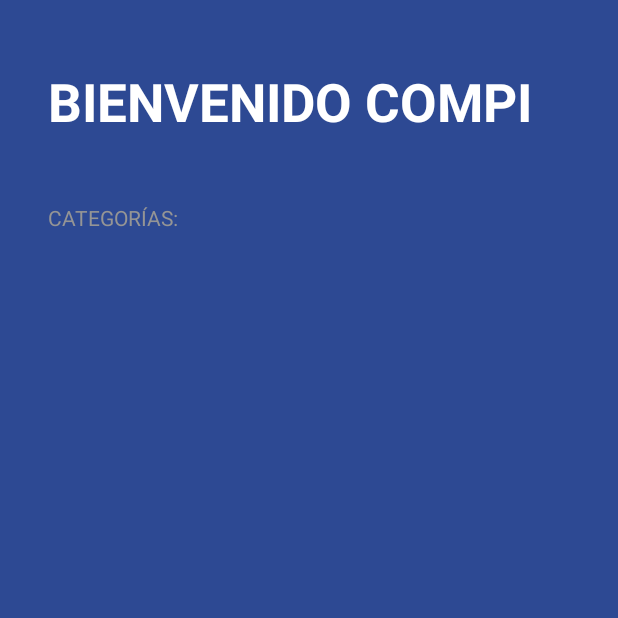
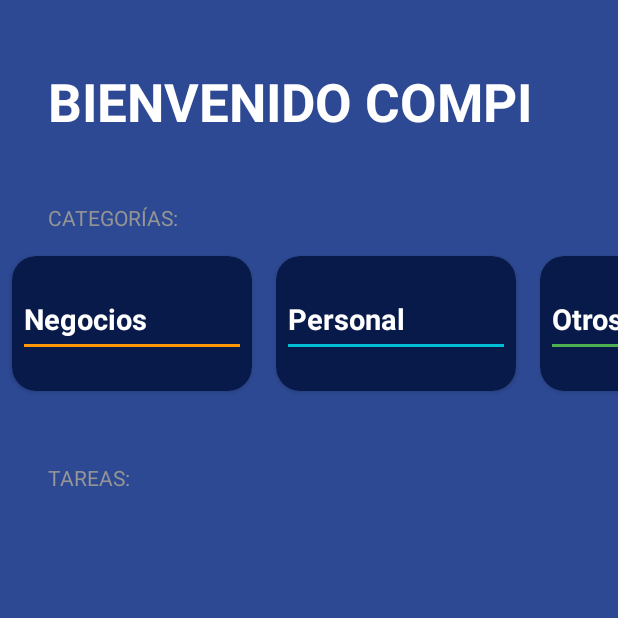
Before and after one commit to wmp84/AndroidMaster, an Android app: the TodoActivity screen opened directly, with no data from a screen before it, on a phone screen of 412 x 824 dp, the top half of it. Run offline under Robolectric (Android 15) with nearby library versions, the phone set to English and light mode, and no system bars.

Commit message:
TODO App 4

```diff
--- a/app/src/main/java/com/example/androidmaster/todoapp/CategoriesAdapter.kt
+++ b/app/src/main/java/com/example/androidmaster/todoapp/CategoriesAdapter.kt
@@ -1,20 +1,22 @@
 package com.example.androidmaster.todoapp
 
+import android.view.LayoutInflater
 import android.view.ViewGroup
 import androidx.recyclerview.widget.RecyclerView
+import com.example.androidmaster.R
 
 class CategoriesAdapter(private val categories: List<TaskCategory>) :
     RecyclerView.Adapter<CategoriesViewHolder>() {
     override fun onCreateViewHolder(parent: ViewGroup, viewType: Int): CategoriesViewHolder {
-        TODO("Not yet implemented")
+        val view =
+            LayoutInflater.from(parent.context).inflate(R.layout.item_task_category, parent, false)
+        return CategoriesViewHolder(view)
     }
 
-    override fun getItemCount(): Int {
-        TODO("Not yet implemented")
-    }
+    override fun getItemCount() = categories.size
 
     override fun onBindViewHolder(holder: CategoriesViewHolder, position: Int) {
-        TODO("Not yet implemented")
+        holder.render(categories[position])
     }
 
 }
--- a/app/src/main/java/com/example/androidmaster/todoapp/CategoriesViewHolder.kt
+++ b/app/src/main/java/com/example/androidmaster/todoapp/CategoriesViewHolder.kt
@@ -1,8 +1,46 @@
 package com.example.androidmaster.todoapp
 
 import android.view.View
+import android.widget.TextView
+import androidx.core.content.ContextCompat
 import androidx.recyclerview.widget.RecyclerView
+import com.example.androidmaster.R
 
-class CategoriesViewHolder(view: View):RecyclerView.ViewHolder(view) {
+class CategoriesViewHolder(view: View) : RecyclerView.ViewHolder(view) {
+    private val tvCategoryName: TextView = view.findViewById(R.id.tvCategoryName)
+    private val divider: View = view.findViewById(R.id.divider)
+    fun render(taskCategory: TaskCategory) {
 
+        when (taskCategory) {
+            TaskCategory.Business -> {
+                tvCategoryName.text = "Negocios"
+                divider.setBackgroundColor(
+                    ContextCompat.getColor(
+                        divider.context,
+                        R.color.todo_business_category
+                    )
+                )
+            }
+
+            TaskCategory.Other -> {
+                tvCategoryName.text = "Otros"
+                divider.setBackgroundColor(
+                    ContextCompat.getColor(
+                        divider.context,
+                        R.color.todo_other_category
+                    )
+                )
+            }
+
+            TaskCategory.Personal -> {
+                tvCategoryName.text = "Personal"
+                divider.setBackgroundColor(
+                    ContextCompat.getColor(
+                        divider.context,
+                        R.color.todo_personal_category
+                    )
+                )
+            }
+        }
+    }
 }
--- a/app/src/main/java/com/example/androidmaster/todoapp/TaskCategory.kt
+++ b/app/src/main/java/com/example/androidmaster/todoapp/TaskCategory.kt
@@ -4,4 +4,5 @@ sealed class TaskCategory {
     object Personal: TaskCategory()
     object Business: TaskCategory()
     object Other: TaskCategory()
+
 }
--- a/app/src/main/java/com/example/androidmaster/todoapp/TodoActivity.kt
+++ b/app/src/main/java/com/example/androidmaster/todoapp/TodoActivity.kt
@@ -2,11 +2,18 @@ package com.example.androidmaster.todoapp
 
 import androidx.appcompat.app.AppCompatActivity
 import android.os.Bundle
+import androidx.recyclerview.widget.LinearLayoutManager
 import androidx.recyclerview.widget.RecyclerView
 import com.example.androidmaster.R
 
 class TodoActivity : AppCompatActivity() {
+    private val categories = listOf(
+        TaskCategory.Business,
+        TaskCategory.Personal,
+        TaskCategory.Other
+    )
     private lateinit var rvCategories: RecyclerView
+    private lateinit var categoriesAdapter: CategoriesAdapter
     override fun onCreate(savedInstanceState: Bundle?) {
         super.onCreate(savedInstanceState)
         setContentView(R.layout.activity_todo)
@@ -14,11 +21,14 @@ class TodoActivity : AppCompatActivity() {
         initUI()
     }
 
-    private fun initUI() {
-
-    }
-
     private fun initComponent() {
         rvCategories = findViewById(R.id.rvCategories)
     }
+
+    private fun initUI() {
+        categoriesAdapter = CategoriesAdapter(categories)
+        rvCategories.layoutManager =
+            LinearLayoutManager(this, LinearLayoutManager.HORIZONTAL, false)
+        rvCategories.adapter = categoriesAdapter
+    }
 }
--- a/app/src/main/res/layout/activity_todo.xml
+++ b/app/src/main/res/layout/activity_todo.xml
@@ -32,4 +32,12 @@
         android:layout_width="match_parent"
         android:layout_height="wrap_content" />
 
+    <TextView
+        android:layout_width="wrap_content"
+        android:layout_height="wrap_content"
+        android:layout_marginHorizontal="32dp"
+        android:text="@string/todo_tasks"
+        android:textAllCaps="true"
+        android:layout_marginTop="32dp"
+        android:textColor="@color/todo_subtitle_text" />
 </LinearLayout>
--- /dev/null
+++ b/app/src/main/res/layout/item_task_category.xml
@@ -0,0 +1,35 @@
+<?xml version="1.0" encoding="utf-8"?>
+<androidx.cardview.widget.CardView xmlns:android="http://schemas.android.com/apk/res/android"
+    xmlns:app="http://schemas.android.com/apk/res-auto"
+    xmlns:tools="http://schemas.android.com/tools"
+    android:layout_width="160dp"
+    android:layout_height="90dp"
+    android:layout_marginHorizontal="8dp"
+    android:layout_marginVertical="16dp"
+    app:cardBackgroundColor="@color/todo_background_card"
+    app:cardCornerRadius="16dp">
+
+    <LinearLayout
+        android:layout_width="match_parent"
+        android:layout_height="match_parent"
+        android:gravity="center_vertical"
+        android:layout_margin="8dp"
+        android:orientation="vertical">
+
+        <TextView
+            android:id="@+id/tvCategoryName"
+            android:layout_width="wrap_content"
+            android:layout_height="wrap_content"
+            android:textColor="@color/white"
+            android:textSize="19sp"
+            android:textStyle="bold"
+            tools:text="PRUEBA" />
+
+        <View
+            android:id="@+id/divider"
+            android:layout_marginTop="4dp"
+            android:layout_width="match_parent"
+            android:layout_height="2dp"
+            tools:background="@color/white" />
+    </LinearLayout>
+</androidx.cardview.widget.CardView>
--- a/app/src/main/res/values/strings.xml
+++ b/app/src/main/res/values/strings.xml
@@ -27,4 +27,5 @@
 <!--TodoApp-->
     <string name="todo_tittle">Bienvenido Compi</string>
     <string name="todo_categories">Categorías:</string>
+    <string name="todo_tasks">Tareas:</string>
 </resources>
```
